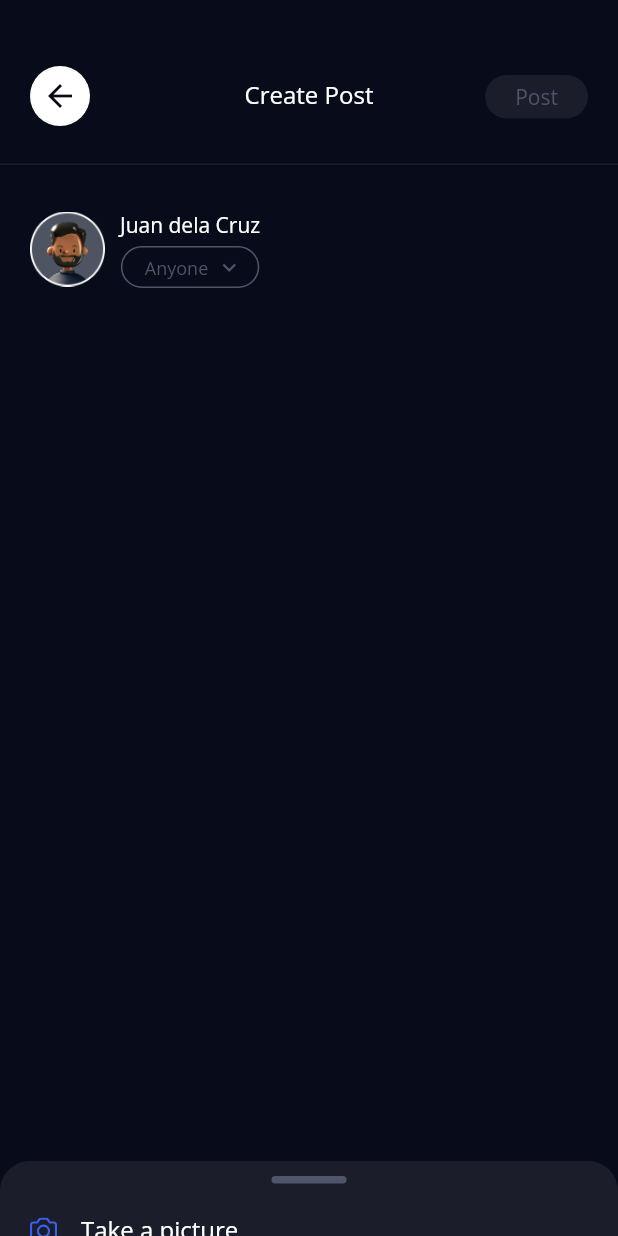
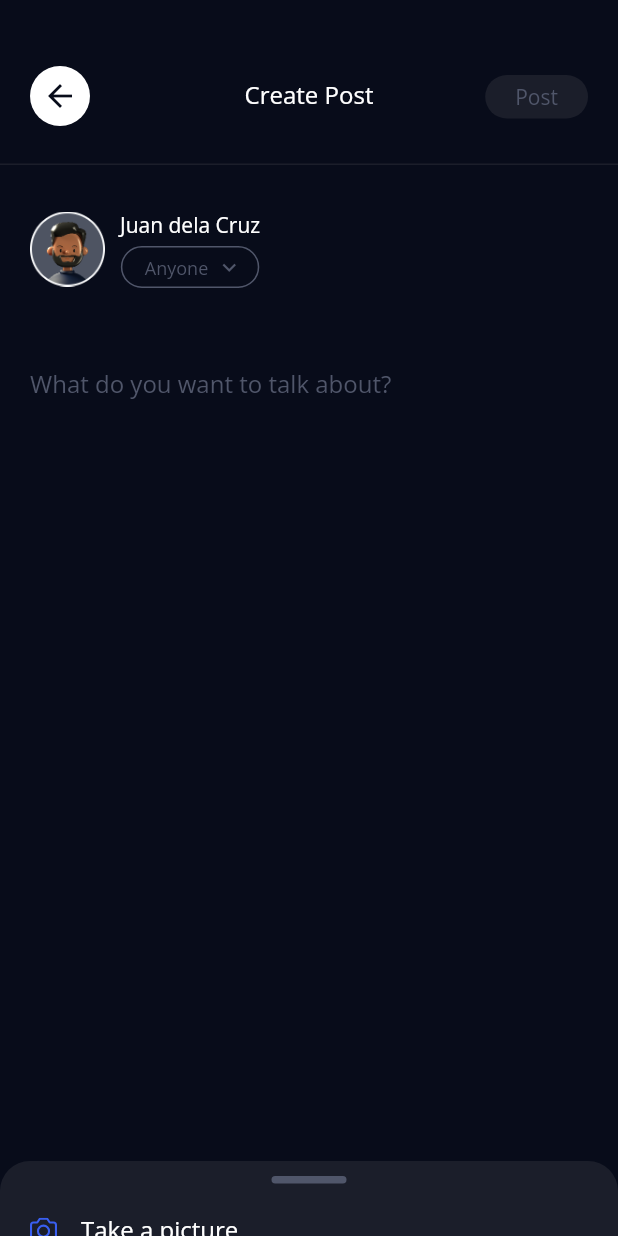
Before and after one commit to conraduouou/nft-ticketing, a Flutter app: the CreatePostPage screen opened by its route, on a phone screen of 412 x 824 dp. Run offline on Flutter 3.47's test engine with Material 2 defaults, Android fonts, the phone set to English and light mode, and no system bars; our stand-ins replace flutter_keyboard_visibility, flutter_svg, grouped_list, image_picker, recase, share_plus.

Commit message:
+1: add picture functionality in create post page.

```diff
--- /dev/null
+++ b/lib/providers/create_post_provider.dart
@@ -0,0 +1,32 @@
+import 'dart:io';
+
+import 'package:flutter/material.dart';
+import 'package:flutter/services.dart';
+import 'package:image_picker/image_picker.dart';
+
+class CreatePostProvider with ChangeNotifier {
+  File? _image;
+  File? _video;
+
+  File? get image => _image;
+  File? get video => _video;
+
+  void getPhotoFromGallery() async {
+    try {
+      final gotImage =
+          await ImagePicker().pickImage(source: ImageSource.gallery);
+
+      if (gotImage == null) return;
+      _image = File(gotImage.path);
+
+      notifyListeners();
+    } on PlatformException {
+      return;
+    }
+  }
+
+  void removePhoto() {
+    _image = null;
+    notifyListeners();
+  }
+}
--- a/lib/screens/dashboard/create_post_page/create_post_page.dart
+++ b/lib/screens/dashboard/create_post_page/create_post_page.dart
@@ -1,10 +1,14 @@
+import 'dart:io';
+
 import 'package:flutter/material.dart';
 import 'package:flutter_keyboard_visibility/flutter_keyboard_visibility.dart';
 import 'package:flutter_svg/svg.dart';
 import 'package:nft_ticketing/components/nft_back_button.dart';
 import 'package:nft_ticketing/components/nft_button.dart';
 import 'package:nft_ticketing/constants.dart';
+import 'package:nft_ticketing/providers/create_post_provider.dart';
 import 'package:nft_ticketing/screens/dashboard/community_page/community_page.dart';
+import 'package:provider/provider.dart';
 
 class CreatePostPage extends StatelessWidget {
   const CreatePostPage({Key? key}) : super(key: key);
@@ -13,7 +17,9 @@ class CreatePostPage extends StatelessWidget {
 
   @override
   Widget build(BuildContext context) {
-    return Scaffold(
+    return ChangeNotifierProvider(
+      create: (_) => CreatePostProvider(),
+      child: Scaffold(
         backgroundColor: kDarkBlue,
         body: Stack(
           fit: StackFit.expand,
@@ -38,11 +44,51 @@ class CreatePostPage extends StatelessWidget {
                             style: kRegularStyle.copyWith(
                               color: Colors.white,
                             ),
-                          decoration: const InputDecoration(
+                            decoration: InputDecoration(
                               border: InputBorder.none,
+                              hintText: 'What do you want to talk about?',
+                              hintStyle: kRegularStyle.copyWith(
+                                color: kGrayishBlue,
                               ),
                             ),
                           ),
+                        ),
+                      ),
+                      Selector<CreatePostProvider, File?>(
+                        selector: (_, p) => p.image,
+                        builder: (ctx, image, __) {
+                          final provider = ctx.read<CreatePostProvider>();
+
+                          if (image == null) {
+                            return const SliverPadding(
+                              padding: EdgeInsets.zero,
+                            );
+                          }
+
+                          return SliverPadding(
+                            padding: const EdgeInsets.fromLTRB(20, 40, 20, 0),
+                            sliver: SliverToBoxAdapter(
+                              child: Stack(
+                                children: [
+                                  Image.file(image),
+                                  Positioned(
+                                    top: 15,
+                                    right: 15,
+                                    child: InkWell(
+                                      highlightColor: Colors.transparent,
+                                      splashColor: Colors.transparent,
+                                      onTap: provider.removePhoto,
+                                      child: const Icon(
+                                        Icons.close,
+                                        color: Colors.white,
+                                      ),
+                                    ),
+                                  ),
+                                ],
+                              ),
+                            ),
+                          );
+                        },
                       ),
                     ],
                   ),
@@ -59,6 +105,7 @@ class CreatePostPage extends StatelessWidget {
               ],
             ),
           ],
+        ),
       ),
     );
   }
@@ -130,29 +177,38 @@ class _NFTCreatePostPageBottomSheet extends StatelessWidget {
                       ),
                     ),
                   ),
-                  // the actual list of items
-                  ListView(
+                  Builder(
+                    builder: (context) {
+                      final provider = context.read<CreatePostProvider>();
+
+                      return ListView(
+                        controller: scrollController,
                         padding: const EdgeInsets.only(top: 35, left: 20),
-                    physics: const NeverScrollableScrollPhysics(),
-                    children: const [
-                      _NFTCreatePostPageBottomSheetAction(
+                        physics: const ClampingScrollPhysics(),
+                        children: [
+                          const _NFTCreatePostPageBottomSheetAction(
                             assetPath: 'assets/icons/ic-take-a-picture.svg',
                             actionText: 'Take a picture',
+                            // provide code for getting via camera,
+                            onTap: null,
                           ),
-                      SizedBox(height: 20),
+                          const SizedBox(height: 20),
                           _NFTCreatePostPageBottomSheetAction(
                             assetPath: 'assets/icons/ic-upload-image.svg',
                             actionText: 'Add a photo',
+                            onTap: provider.getPhotoFromGallery,
                           ),
-                      SizedBox(height: 20),
-                      _NFTCreatePostPageBottomSheetAction(
+                          const SizedBox(height: 20),
+                          const _NFTCreatePostPageBottomSheetAction(
                             assetPath: 'assets/icons/ic-take-a-video.svg',
                             actionText: 'Take a video',
+                            // provide code for getting via camera,
+                            onTap: null,
                           ),
                         ],
+                      );
+                    },
                   ),
-                  // to enable the bottom sheet's draggable behavior
-                  ListView(controller: scrollController),
                 ],
               ),
             ),
@@ -168,14 +224,20 @@ class _NFTCreatePostPageBottomSheetAction extends StatelessWidget {
     Key? key,
     required this.assetPath,
     required this.actionText,
+    this.onTap,
   }) : super(key: key);
 
   final String assetPath;
   final String actionText;
+  final VoidCallback? onTap;
 
   @override
   Widget build(BuildContext context) {
-    return Row(
+    return InkWell(
+      highlightColor: Colors.transparent,
+      splashColor: Colors.transparent,
+      onTap: onTap,
+      child: Row(
         children: [
           SizedBox(
             width: 18,
@@ -189,6 +251,7 @@ class _NFTCreatePostPageBottomSheetAction extends StatelessWidget {
             ),
           ),
         ],
+      ),
     );
   }
 }
--- a/lib/screens/landing/create_account_page/create_account_page.dart
+++ b/lib/screens/landing/create_account_page/create_account_page.dart
@@ -4,7 +4,7 @@ import 'package:nft_ticketing/components/nft_button.dart';
 import 'package:nft_ticketing/components/nft_checkbox.dart';
 import 'package:nft_ticketing/components/nft_field.dart';
 import 'package:nft_ticketing/constants.dart';
-import 'package:nft_ticketing/providers/create_page_provider.dart';
+import 'package:nft_ticketing/providers/create_account_page_provider.dart';
 import 'package:nft_ticketing/screens/landing/login_page/login_page.dart';
 import 'package:provider/provider.dart';
 
--- a/pubspec.yaml
+++ b/pubspec.yaml
@@ -34,6 +34,7 @@ dependencies:
   flutter_keyboard_visibility: ^5.3.0
   flutter_svg: ^1.1.4
   grouped_list: ^5.1.2
+  image_picker: ^0.8.5+3
   intl: ^0.17.0
   provider: ^6.0.3
   recase: ^4.0.0
```
Also changed, not shown: lib/providers/create_account_page_provider.dart (renamed from lib/providers/create_page_provider.dart), pubspec.lock, 2 other files. Lines whose indentation alone changed are shown as unchanged.
